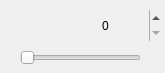
Before: the Qt Designer form slider.ui in octopusflyz/QtProject-trust, drawn with Qt 5.
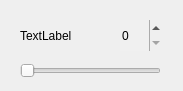
After: the same form once the commit is applied.

The edit to the form file:
```diff
--- a/slider.ui
+++ b/slider.ui
@@ -6,8 +6,8 @@
    <rect>
     <x>0</x>
     <y>0</y>
-    <width>165</width>
-    <height>73</height>
+    <width>183</width>
+    <height>91</height>
    </rect>
   </property>
   <property name="windowTitle">
@@ -17,9 +17,9 @@
    <property name="geometry">
     <rect>
      <x>20</x>
-     <y>50</y>
-     <width>121</width>
-     <height>16</height>
+     <y>60</y>
+     <width>141</width>
+     <height>21</height>
     </rect>
    </property>
    <property name="maximum">
@@ -32,9 +32,9 @@
   <widget class="QSpinBox" name="spinBox">
    <property name="geometry">
     <rect>
-     <x>100</x>
-     <y>10</y>
-     <width>61</width>
+     <x>120</x>
+     <y>20</y>
+     <width>41</width>
      <height>31</height>
     </rect>
    </property>
@@ -49,6 +49,19 @@
     <number>25</number>
    </property>
   </widget>
+  <widget class="QLabel" name="label">
+   <property name="geometry">
+    <rect>
+     <x>20</x>
+     <y>20</y>
+     <width>71</width>
+     <height>31</height>
+    </rect>
+   </property>
+   <property name="text">
+    <string>TextLabel</string>
+   </property>
+  </widget>
  </widget>
  <resources/>
  <connections/>
```
